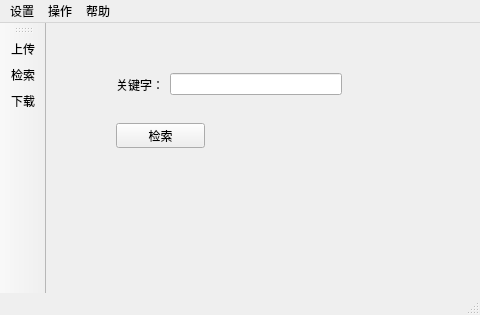
This is mainwindow.ui in zhsliu/MS as Qt 5 draws it before an edit. The edited form follows.
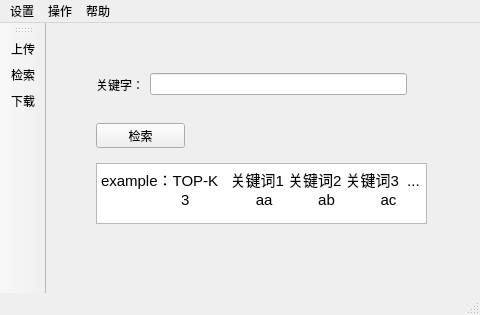
This is the edited form.

```diff
--- a/mainwindow.ui
+++ b/mainwindow.ui
@@ -17,10 +17,10 @@
    <widget class="QStackedWidget" name="stackedWidget">
     <property name="geometry">
      <rect>
-      <x>50</x>
+      <x>30</x>
       <y>30</y>
-      <width>341</width>
-      <height>151</height>
+      <width>361</width>
+      <height>221</height>
      </rect>
     </property>
     <property name="currentIndex">
@@ -62,7 +62,7 @@
        <rect>
         <x>20</x>
         <y>10</y>
-        <width>226</width>
+        <width>311</width>
         <height>43</height>
        </rect>
       </property>
@@ -92,6 +92,24 @@
        <string>检索</string>
       </property>
      </widget>
+     <widget class="QTextBrowser" name="textBrowser">
+      <property name="geometry">
+       <rect>
+        <x>20</x>
+        <y>110</y>
+        <width>331</width>
+        <height>61</height>
+       </rect>
+      </property>
+      <property name="html">
+       <string>&lt;!DOCTYPE HTML PUBLIC &quot;-//W3C//DTD HTML 4.0//EN&quot; &quot;http://www.w3.org/TR/REC-html40/strict.dtd&quot;&gt;
+&lt;html&gt;&lt;head&gt;&lt;meta name=&quot;qrichtext&quot; content=&quot;1&quot; /&gt;&lt;style type=&quot;text/css&quot;&gt;
+p, li { white-space: pre-wrap; }
+&lt;/style&gt;&lt;/head&gt;&lt;body style=&quot; font-family:'Ubuntu'; font-size:11pt; font-weight:400; font-style:normal;&quot;&gt;
+&lt;p style=&quot; margin-top:0px; margin-bottom:0px; margin-left:0px; margin-right:0px; -qt-block-indent:0; text-indent:0px;&quot;&gt;&lt;span style=&quot; font-family:'Ubuntu';&quot;&gt;example：TOP-K   关键词1 关键词2 关键词3  ...&lt;/span&gt;&lt;/p&gt;
+&lt;p style=&quot; margin-top:0px; margin-bottom:0px; margin-left:0px; margin-right:0px; -qt-block-indent:0; text-indent:0px;&quot;&gt;&lt;span style=&quot; font-family:'Ubuntu';&quot;&gt;	3                aa           ab           ac&lt;/span&gt;&lt;/p&gt;&lt;/body&gt;&lt;/html&gt;</string>
+      </property>
+     </widget>
     </widget>
    </widget>
   </widget>
```
